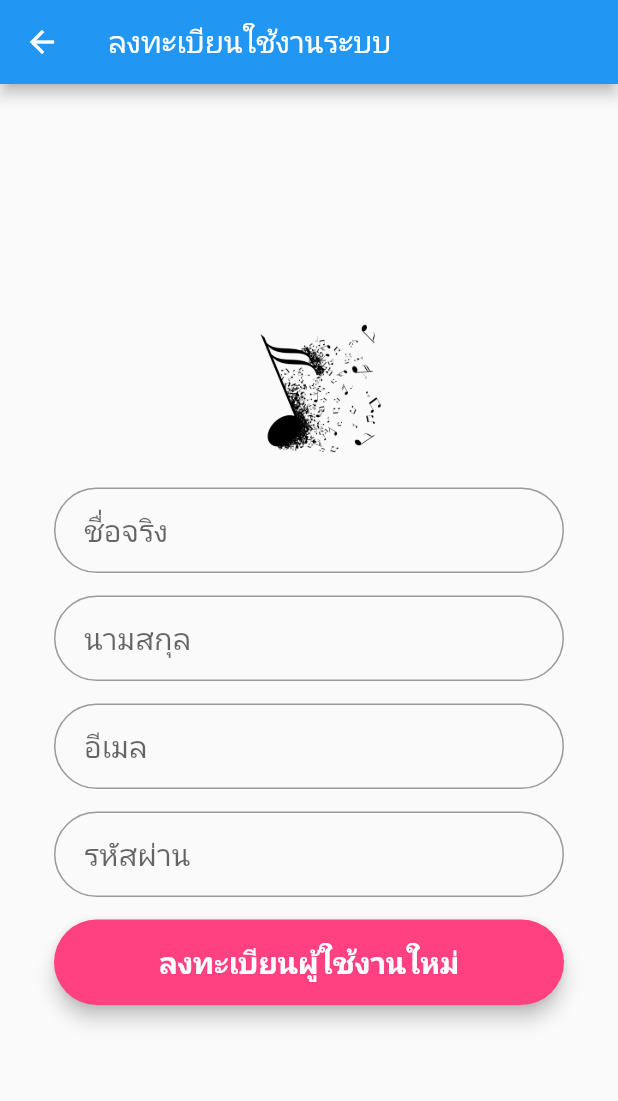
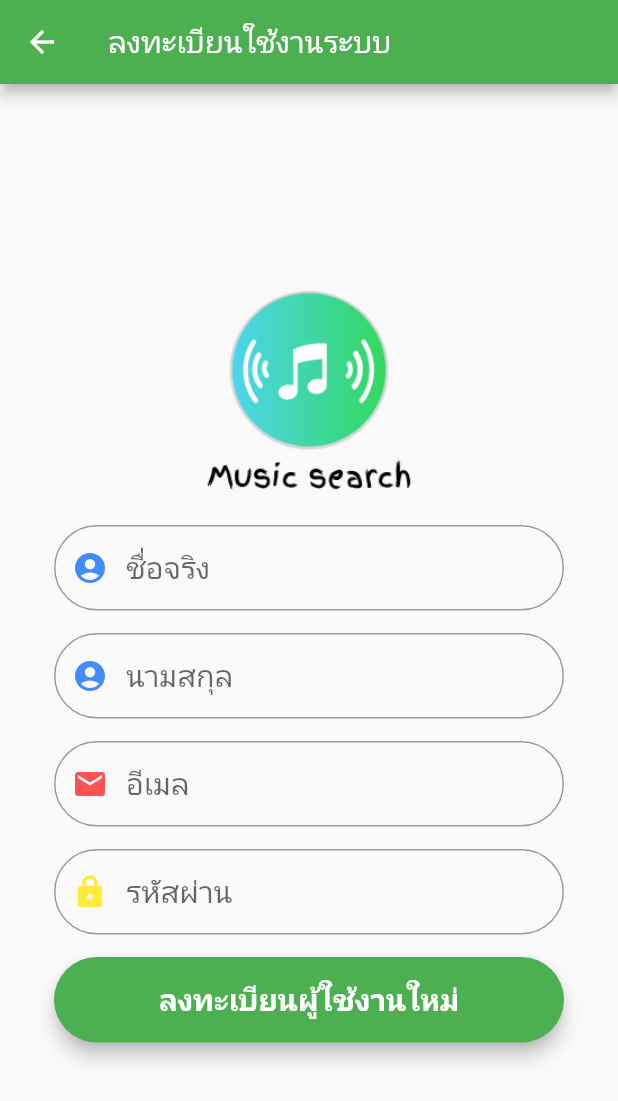
Before and after one commit to numvarn/musicsearch, a Flutter app: the screen it shows after launch, after a tap on "ลงทะเบียนผู้ใช้งานใหม่", on a phone screen of 412 x 824 dp. Shown: the top 1101 px of the screen. Run offline on Flutter 3.47's test engine with Material 2 defaults, Android fonts, the phone set to English and light mode, and no system bars; our stand-ins replace google_fonts, progress_dialog, rounded_loading_button; accounts and stored records are empty; Roboto replaces fonts that are missing (Prompt).

Commit message:
updata ui color greet

```diff
--- a/lib/main.dart
+++ b/lib/main.dart
@@ -53,7 +53,7 @@ class _SplashPageState extends State<SplashPage> {
             SizedBox(
               height: 180.0,
               child: Image.asset(
-                "assets/images/music.png",
+                "assets/logos/music.png",
                 fit: BoxFit.contain,
               ),
             ),
--- a/lib/screens/Register.dart
+++ b/lib/screens/Register.dart
@@ -36,6 +36,10 @@ class Register extends StatelessWidget {
       obscureText: false,
       style: style,
       decoration: InputDecoration(
+        prefixIcon: Icon(
+            Icons.account_circle,
+            color: Colors.blueAccent,
+          ),
           contentPadding: EdgeInsets.fromLTRB(20.0, 15.0, 20.0, 15.0),
           hintText: "ชื่อจริง",
           border:
@@ -47,6 +51,10 @@ class Register extends StatelessWidget {
       obscureText: false,
       style: style,
       decoration: InputDecoration(
+        prefixIcon: Icon(
+            Icons.account_circle,
+            color: Colors.blueAccent,
+          ),
           contentPadding: EdgeInsets.fromLTRB(20.0, 15.0, 20.0, 15.0),
           hintText: "นามสกุล",
           border:
@@ -58,6 +66,10 @@ class Register extends StatelessWidget {
       obscureText: false,
       style: style,
       decoration: InputDecoration(
+        prefixIcon: Icon(
+            Icons.email,
+            color: Colors.redAccent,
+          ),
           contentPadding: EdgeInsets.fromLTRB(20.0, 15.0, 20.0, 15.0),
           hintText: "อีเมล",
           border:
@@ -69,6 +81,10 @@ class Register extends StatelessWidget {
       obscureText: true,
       style: style,
       decoration: InputDecoration(
+         prefixIcon: Icon(
+            Icons.lock,
+            color: Colors.yellow,
+          ),
           contentPadding: EdgeInsets.fromLTRB(20.0, 15.0, 20.0, 15.0),
           hintText: "รหัสผ่าน",
           border:
@@ -78,7 +94,7 @@ class Register extends StatelessWidget {
     final regisButon = Material(
       elevation: 5.0,
       borderRadius: BorderRadius.circular(30.0),
-      color: Colors.pinkAccent,
+      color: Colors.green,
       child: MaterialButton(
         minWidth: MediaQuery.of(context).size.width,
         padding: EdgeInsets.fromLTRB(20.0, 15.0, 20.0, 15.0),
@@ -95,6 +111,7 @@ class Register extends StatelessWidget {
     return Scaffold(
       appBar: AppBar(
         title: Text("ลงทะเบียนใช้งานระบบ", style: style),
+        backgroundColor:Colors.green,
       ),
       body: Center(
         child: SingleChildScrollView (
@@ -104,9 +121,9 @@ class Register extends StatelessWidget {
             mainAxisAlignment: MainAxisAlignment.center,
             children: <Widget>[
               SizedBox(
-                height: 100.0,
+                height: 150.0,
                 child: Image.asset(
-                  "assets/logos/pnggate.com.png",
+                  "assets/logos/music.png",
                   fit: BoxFit.contain,
                 ),
               ),
--- a/lib/screens/login_screen.dart
+++ b/lib/screens/login_screen.dart
@@ -1,7 +1,5 @@
 import 'dart:convert';
 import 'dart:io';
-import 'package:flutter_signin_button/button_list.dart';
-import 'package:flutter_signin_button/button_view.dart';
 import 'package:http/http.dart' as Http;
 import 'package:flutter/material.dart';
 import 'package:google_fonts/google_fonts.dart';
@@ -97,7 +95,7 @@ class _LoginScreenState extends State<LoginScreen> {
       ),
       controller: _btnController,
       width: MediaQuery.of(context).size.width,
-      color: Colors.pinkAccent,
+      color: Colors.green,
       onPressed: () {
         _signIn();
       },
@@ -171,13 +169,9 @@ class _LoginScreenState extends State<LoginScreen> {
     return WillPopScope(
       onWillPop: _onWillPop,
       child: Scaffold(
-        appBar: AppBar(
-            title: Text('เช้าใช้งานระบบ', style: style),
-            automaticallyImplyLeading: false,
-            backgroundColor: Colors.pinkAccent),
         body: Center(
           child: SingleChildScrollView(
-            padding: const EdgeInsets.all(36.0),
+            padding: const EdgeInsets.all(31.0),
             child: Column(
               crossAxisAlignment: CrossAxisAlignment.center,
               mainAxisAlignment: MainAxisAlignment.center,
--- a/pubspec.yaml
+++ b/pubspec.yaml
@@ -35,7 +35,6 @@ dependencies:
   intl: ^0.16.1
   rounded_loading_button: ^1.0.13
   google_fonts: ^1.1.0
-  flutter_signin_button: ^1.1.0
 dev_dependencies:
   flutter_test:
     sdk: flutter
```
Also changed, not shown: pubspec.lock.
